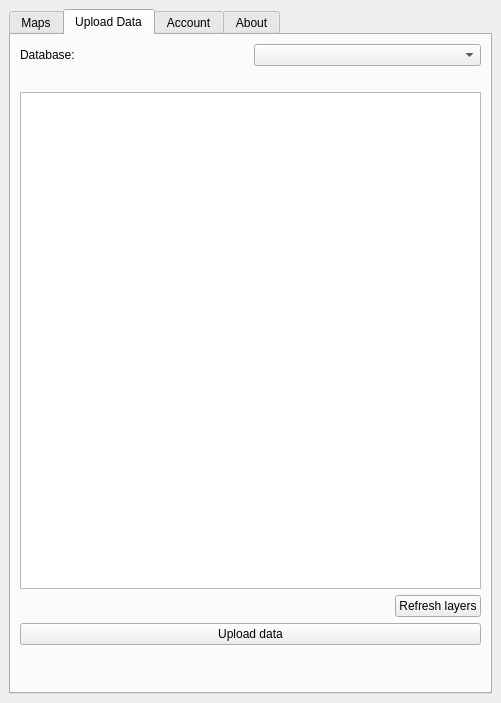
Old version of the form qgiscloud/qgiscloudplugin.ui in the repository qgiscloud/qgis-cloud-plugin.
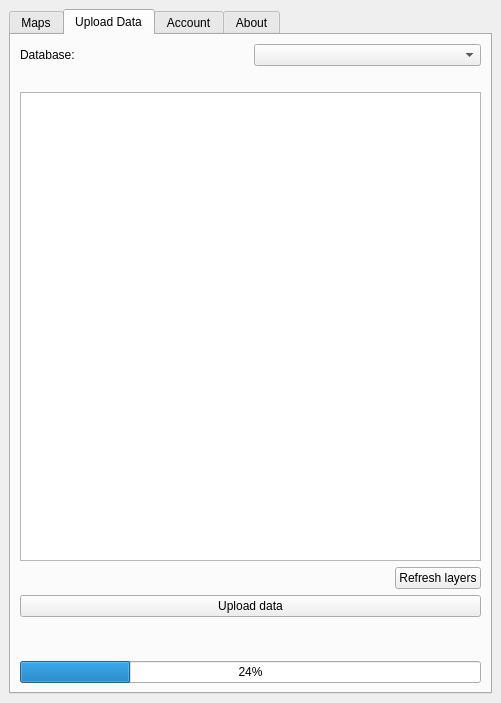
New version of the form. The open tabs and pages were chosen to show the change. Icons and pictures are not drawn. Custom widgets are drawn as their Qt base class.

Patch:
```diff
--- a/qgiscloud/qgiscloudplugin.ui
+++ b/qgiscloud/qgiscloudplugin.ui
@@ -386,6 +386,13 @@
           </layout>
          </widget>
         </item>
+        <item>
+         <widget class="QProgressBar" name="progressBar">
+          <property name="value">
+           <number>24</number>
+          </property>
+         </widget>
+        </item>
        </layout>
       </widget>
       <widget class="QWidget" name="accountTab">
```
